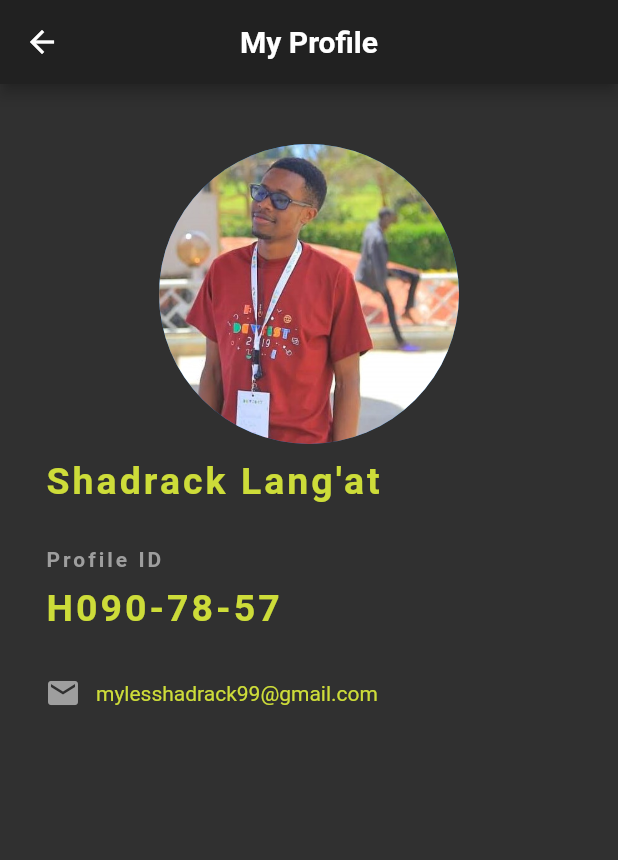
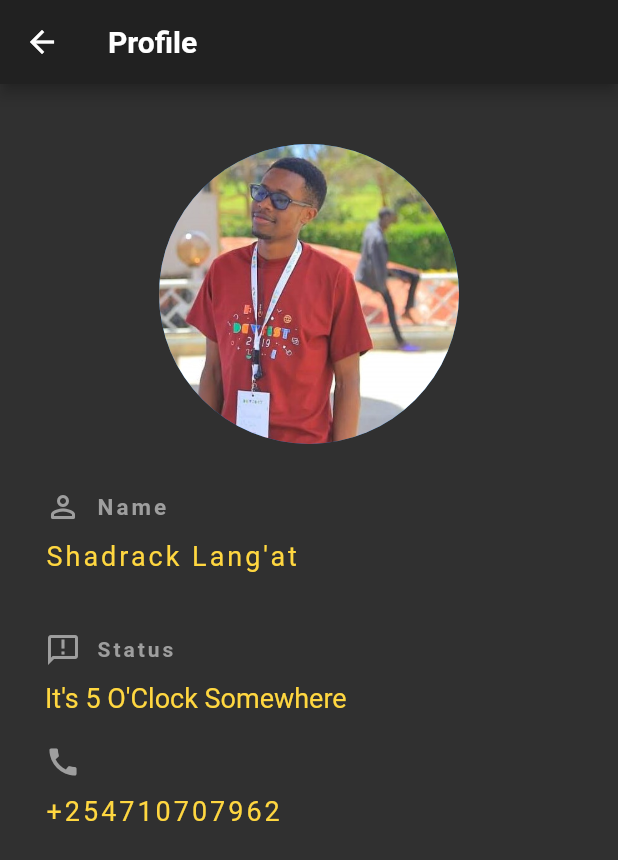
Before and after one commit to gideonronoh/Profile-FlutterApp, a Flutter app: the screen it shows after launch, on a phone screen of 412 x 824 dp. Shown: the top 860 px of the screen. Run offline on Flutter 3.47's test engine with Material 2 defaults, Android fonts, the phone set to English and light mode, and no system bars.

Commit message:
Edited Main

```diff
--- a/lib/main.dart
+++ b/lib/main.dart
@@ -16,12 +16,12 @@ class Ninja extends StatelessWidget {
         ),
         //leading: IconButton(Icons.arrow_back),
         title: Text(
-          "My Profile",
+          "Profile",
           style: TextStyle(
             fontWeight: FontWeight.bold,
           ),
         ),
-        centerTitle: true,
+        // centerTitle: true,
         backgroundColor: Colors.grey[900],
       ),
       body: Padding(
@@ -51,41 +51,109 @@ class Ninja extends StatelessWidget {
                 ),
               ),*/
               SizedBox(
+                height: 30.0,
+              ),
+              Row(
+                children: <Widget>[
+                  Icon(
+                    Icons.perm_identity_rounded,
+                    color: Colors.grey,
+                  ),
+                  SizedBox(
+                    width: 10.0,
+                  ),
+                  Text(
+                    "Name",
+                    style: TextStyle(
+                      letterSpacing: 2.0,
+                      color: Colors.grey,
+                      fontWeight: FontWeight.bold,
+                      fontSize: 15.0,
+                    ),
+                  ),
+                ],
+              ),
+              SizedBox(
                 height: 10.0,
               ),
+              Column(children: <Widget>[
                 Text(
                   "Shadrack Lang'at",
                   style: TextStyle(
                     letterSpacing: 2.0,
-                  color: Colors.lime,
+                    color: Colors.amberAccent,
+                    fontWeight: FontWeight.normal,
+                    fontSize: 18,
+                  ),
+                )
+              ]),
+              SizedBox(height: 30.0),
+
+              SizedBox(
+                height: 10.0,
+              ),
+
+              Row(children: <Widget>[
+                Icon(
+                  Icons.announcement_outlined,
+                  color: Colors.grey,
+                ),
+                SizedBox(
+                  width: 10.0,
+                ),
+                Text(
+                  "Status",
+                  style: TextStyle(
+                    // fontSize: 25.0,
                     fontWeight: FontWeight.bold,
-                  fontSize: 25.0,
+                    letterSpacing: 2.0,
+                    color: Colors.grey,
                   ),
                 ),
-              SizedBox(height: 30.0),
+                SizedBox(
+                  width: 200.0,
+                ),
+              ]),
+              SizedBox(
+                height: 10.0,
+              ),
+              Row(children: <Widget>[
                 Text(
-                "Profile ID",
+                  "It's 5 O'Clock Somewhere",
                   style: TextStyle(
-                  letterSpacing: 2.0,
+                    color: Colors.amberAccent,
+                    fontSize: 18.0,
+                  ),
+                ),
+              ]),
+              SizedBox(
+                height: 20.0,
+              ),
+              Row(
+                children: <Widget>[
+                  Icon(
+                    Icons.call,
                     color: Colors.grey,
-                  fontWeight: FontWeight.bold,
-                ),
+                  )
+                ],
               ),
               SizedBox(
                 height: 10.0,
               ),
+              Column(
+                children: <Widget>[
                   Text(
-                "H090-78-57",
+                    "+254710707962",
                     style: TextStyle(
                       letterSpacing: 2.0,
-                    color: Colors.lime,
-                    fontWeight: FontWeight.bold,
-                    fontSize: 25.0),
+                      color: Colors.amberAccent,
+                      fontSize: 18,
                     ),
-              SizedBox(
-                height: 30.0,
-              ),
-              Row(
+                  )
+                ],
+              )
+
+              /* Row(,
                 children: <Widget>[
                   Icon(Icons.email, color: Colors.grey),
                   SizedBox(
@@ -99,6 +167,24 @@ class Ninja extends StatelessWidget {
                   )
                 ],
               ),
+              SizedBox(
+                height: 10.0,
+              ),
+              Row(
+                children: <Widget>[],
+              ),
+              SizedBox(
+                height: 10.0,
+              ),
+              Row(
+                children: <Widget>[
+                  Icon(Icons.add_location, color: Colors.grey),
+                  SizedBox(
+                    width: 10.0,
+                  ),
+                  Text("Nyeri", style: TextStyle(color: Colors.lime))
+                ],
+              )*/
             ]),
       ),
     );
```
Lines whose indentation alone changed are shown as unchanged.
